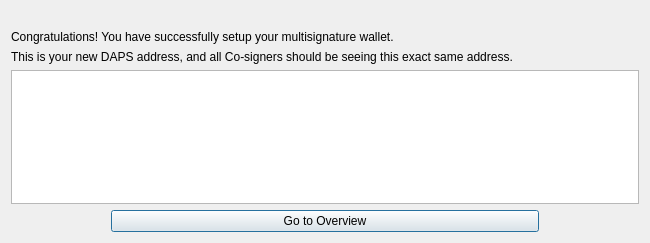
Qt form src/qt/forms/multisigsetupfinish.ui (PRCYCoin/Multisig) before a commit.
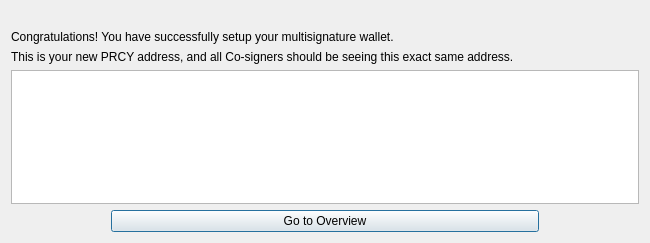
The same form after that commit.

Commit message: Convert DAPS to PRCY

Diff of the .ui file:
```diff
--- a/src/qt/forms/multisigsetupfinish.ui
+++ b/src/qt/forms/multisigsetupfinish.ui
@@ -45,7 +45,7 @@
       </font>
      </property>
      <property name="text">
-      <string>This is your new DAPS address, and all Co-signers should be seeing this exact same address.</string>
+      <string>This is your new PRCY address, and all Co-signers should be seeing this exact same address.</string>
      </property>
     </widget>
    </item>
```
The commit also changes 338 other files.
